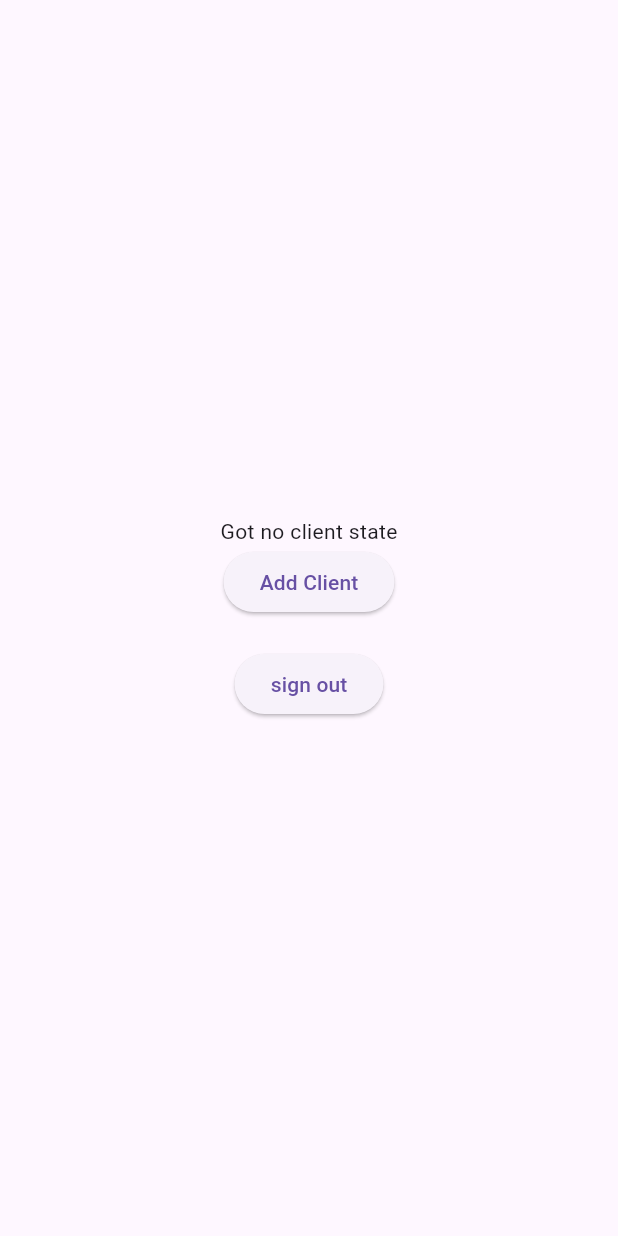
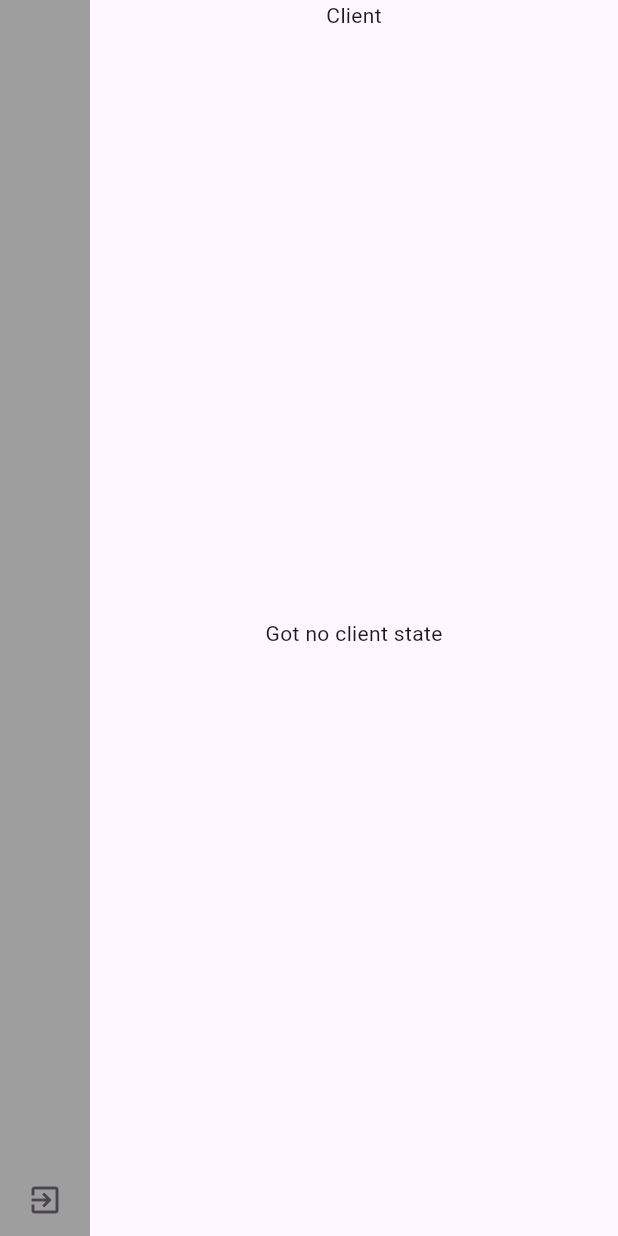
Before and after one commit to Khanin-devmode/finmaker, a Flutter app: the ClientsPage screen opened by its route, on a phone screen of 412 x 824 dp. Run offline on Flutter 3.47's test engine with Material 3 defaults, Android fonts, the phone set to English and light mode, and no system bars; our stand-ins replace bloc, cloud_firestore, equatable, firebase_auth, firebase_core, flutter_bloc and 1 more; accounts and stored records are empty; network calls fail.

Commit message:
add sidebar and adjust layout

```diff
--- a/lib/features/auth/presentation/login_page.dart
+++ b/lib/features/auth/presentation/login_page.dart
@@ -18,8 +18,8 @@ class _LoginPageState extends State<LoginPage> {
     ),
   );
 
-  final _emailController = TextEditingController();
-  final _passwordController = TextEditingController();
+  final _emailController = TextEditingController(text: 'khaninz3779@gmail.com');
+  final _passwordController = TextEditingController(text: '12345678');
 
   @override
   void initState() {
--- a/lib/features/clients/presentation/clients_page.dart
+++ b/lib/features/clients/presentation/clients_page.dart
@@ -3,6 +3,7 @@ import 'package:finmaker/features/auth/data/auth_state.dart';
 import 'package:finmaker/features/clients/data/client_state.dart';
 import 'package:finmaker/features/clients/data/client_cubit.dart';
 import 'package:finmaker/features/clients/presentation/add_client_dialog.dart';
+import 'package:finmaker/features/common/widgets/side_bar.dart';
 import 'package:flutter/material.dart';
 import 'package:flutter_bloc/flutter_bloc.dart';
 import 'package:go_router/go_router.dart';
@@ -27,52 +28,48 @@ class _ClientsPageState extends State<ClientsPage> {
 
   @override
   Widget build(BuildContext context) {
-    return Scaffold(
-      body: BlocConsumer<AuthCubit, AuthState>(
+    return BlocListener<AuthCubit, AuthState>(
       listener: (context, state) {
         if (state is AuthUnauthenticated) {
           context.go('/');
         }
       },
-          builder: (constext, state) => Center(
+      child: Scaffold(
+        body: Row(
+          children: [
+            const SideBar(),
+            Expanded(
               child: Column(
-                  mainAxisAlignment: MainAxisAlignment.center,
                 children: [
-                    BlocBuilder<ClientCubit, ClientState>(
+                  const Text('Client'),
+                  Expanded(
+                    child: BlocBuilder<ClientCubit, ClientState>(
                       builder: (context, state) {
-                      print(state);
                         if (state is ClientLoaded) {
-                        return Column(
-                          children: [
-                            Text('Client numbers: ${state.clients.length}'),
-                            Column(
-                                children: state.clients
-                                    .map((client) => Text(client.firstName))
-                                    .toList())
-                          ],
+                          return ListView.builder(
+                            itemCount: state.clients.length,
+                            itemBuilder: (context, index) {
+                              return ListTile(
+                                title: Text(state.clients[index].firstName),
+                              );
+                            },
                           );
                         } else if (state is ClientError) {
-                        return Text(state.message);
+                          return Center(child: Text(state.message));
                         } else {
-                        return const SizedBox(
+                          return const Center(
                             child: Text('Got no client state'),
                           );
                         }
-                    }),
-                    ElevatedButton(
-                      child: const Text('Add Client'),
-                      onPressed: () {
-                        newClientDialog(context);
                       },
                     ),
-                    const SizedBox(height: 20),
-                    ElevatedButton(
-                      onPressed: () => context.read<AuthCubit>().signOut(),
-                      child: const Text('sign out'),
                   ),
                 ],
               ),
-              )),
+            ),
+          ],
+        ),
+      ),
     );
   }
 }
--- /dev/null
+++ b/lib/features/common/widgets/side_bar.dart
@@ -0,0 +1,27 @@
+import 'package:finmaker/features/auth/data/auth_cubit.dart';
+import 'package:flutter/material.dart';
+import 'package:flutter_bloc/flutter_bloc.dart';
+
+class SideBar extends StatelessWidget {
+  const SideBar({
+    super.key,
+  });
+
+  @override
+  Widget build(BuildContext context) {
+    return Container(
+      width: 60,
+      color: Colors.grey,
+      child: Column(
+        children: [
+          const Spacer(),
+          IconButton(
+              onPressed: () {
+                context.read<AuthCubit>().signOut();
+              },
+              icon: const Icon(Icons.exit_to_app))
+        ],
+      ),
+    );
+  }
+}
--- a/pubspec.yaml
+++ b/pubspec.yaml
@@ -18,6 +18,7 @@ dependencies:
     sdk: flutter
   flutter_bloc: ^8.1.5
   go_router: ^14.1.3
+  sidebarx: ^0.17.1
 
 dev_dependencies:
   flutter_test:
```
Also changed, not shown: pubspec.lock. Lines whose indentation alone changed are shown as unchanged.
